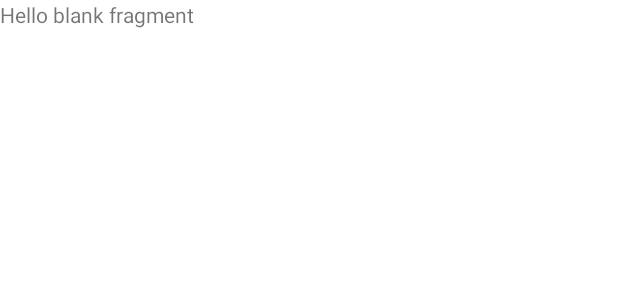
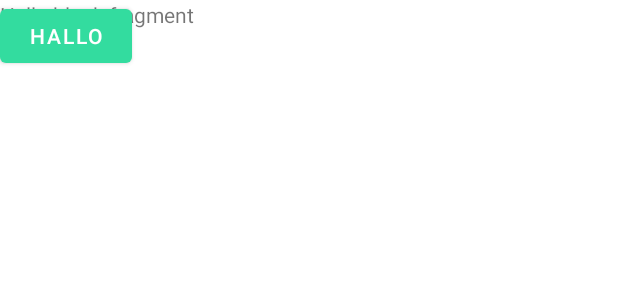
Before and after one commit to manyunyu7/Snip-By-Stockbit, an Android app: the layout fragment_lumina_home.xml on its own in the app's theme, with its tools: preview values and no code run, on a phone screen of 412 x 824 dp. Shown: the top 300 px of the screen. Run offline under Robolectric (Android 15) with nearby library versions, the phone set to English and light mode, and no system bars.

Commit message:
♻ Change App Color and Theme

```diff
--- a/app/src/main/res/values/colors.xml
+++ b/app/src/main/res/values/colors.xml
@@ -11,4 +11,8 @@
     <color name="light_blue_600">#FF039BE5</color>
     <color name="gray_400">#FFBDBDBD</color>
     <color name="gray_600">#FF757575</color>
+
+    <color name="snip_green">#33DC9F</color>
+    <color name="snip_green_variant">#007C6F</color>
+    <color name="snip_black">#000000</color>
 </resources>
--- a/app/src/main/res/values/themes.xml
+++ b/app/src/main/res/values/themes.xml
@@ -1,14 +1,14 @@
-<resources xmlns:tools="http://schemas.android.com/tools">
+<resources>
     <!-- Base application theme. -->
     <style name="Theme.SnipByStockbit" parent="Theme.MaterialComponents.DayNight.DarkActionBar">
         <!-- Primary brand color. -->
-        <item name="colorPrimary">@color/purple_500</item>
-        <item name="colorPrimaryVariant">@color/purple_700</item>
+        <item name="colorPrimary">@color/snip_green</item>
+        <item name="colorPrimaryVariant">@color/snip_green_variant</item>
         <item name="colorOnPrimary">@color/white</item>
         <!-- Secondary brand color. -->
-        <item name="colorSecondary">@color/teal_200</item>
-        <item name="colorSecondaryVariant">@color/teal_700</item>
-        <item name="colorOnSecondary">@color/black</item>
+        <item name="colorSecondary">@color/snip_black</item>
+        <item name="colorSecondaryVariant">@color/snip_black</item>
+        <item name="colorOnSecondary">@color/white</item>
         <!-- Status bar color. -->
         <item name="android:statusBarColor">?attr/colorPrimaryVariant</item>
         <!-- Customize your theme here. -->
--- a/feature-example/src/main/res/layout/fragment_lumina_home.xml
+++ b/feature-example/src/main/res/layout/fragment_lumina_home.xml
@@ -11,4 +11,9 @@
         android:layout_height="match_parent"
         android:text="@string/hello_blank_fragment" />
 
+    <com.google.android.material.button.MaterialButton
+        android:layout_width="wrap_content"
+        android:layout_height="wrap_content"
+        android:text="Hallo" />
+
 </FrameLayout>
```
